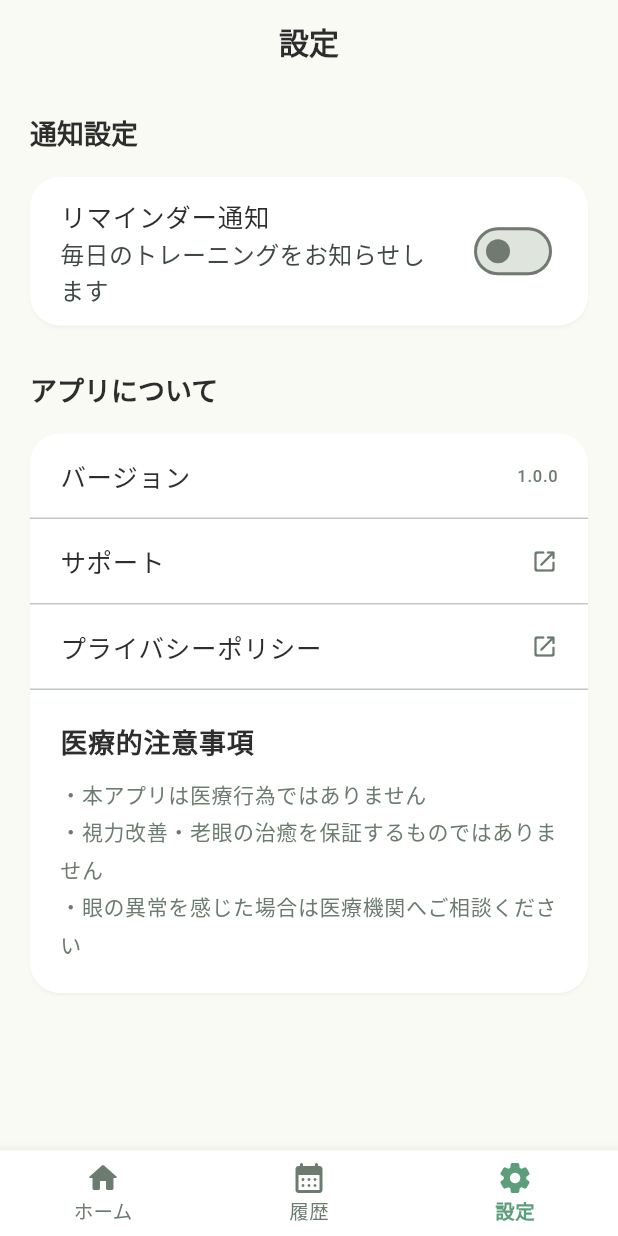
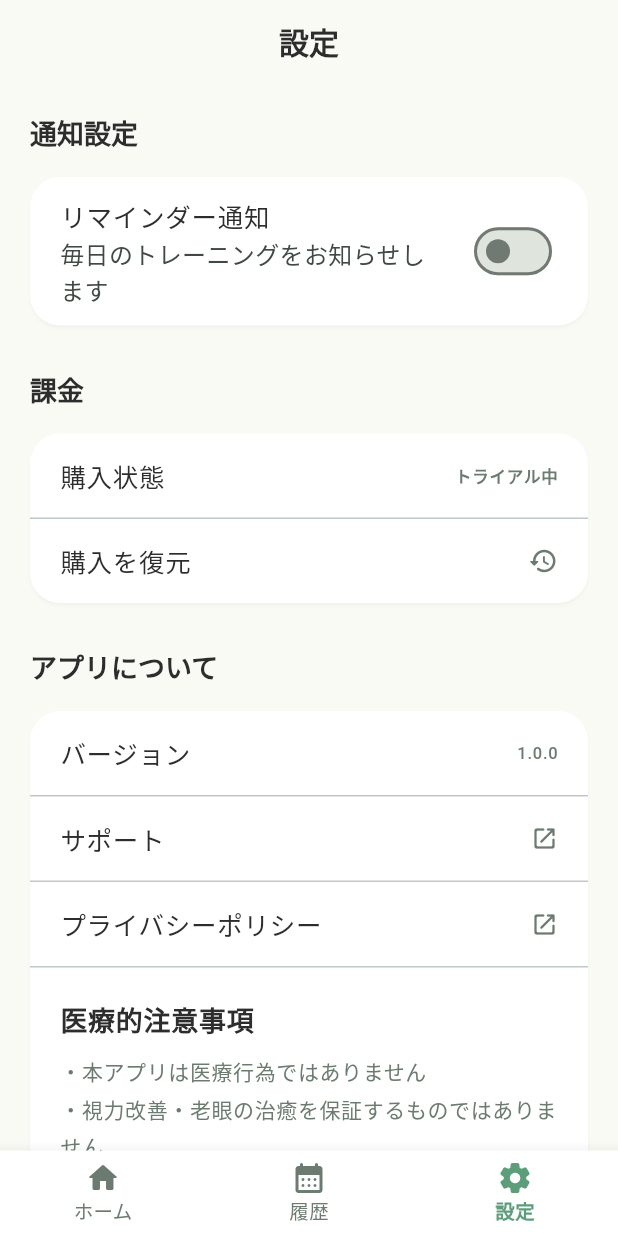
Before and after one commit to nakakei6439/focus-gym, a Flutter app: the SettingsScreen screen opened by its route, on a phone screen of 412 x 824 dp. Run offline on Flutter 3.47's test engine with Material 3 defaults, Android fonts, the phone set to English and light mode, and no system bars; our stand-ins replace flutter_local_notifications, go_router, hive, hive_flutter, in_app_purchase, table_calendar and 1 more; accounts and stored records are empty.

Commit message:
feat: 設定画面に課金セクション追加・/sim・/deviceコマンド追加
- settings_screen.dart: 購入状態表示と購入復元UIを追加
- COMMANDS.md: /sim・/device コマンドのドキュメントを追加
- Android不要ファイルを削除（iOS専用プロジェクト）

Co-Authored-By: Claude Sonnet 4.6 <noreply@anthropic.com>

```diff
--- a/lib/features/settings/settings_screen.dart
+++ b/lib/features/settings/settings_screen.dart
@@ -141,6 +141,43 @@ class _SettingsScreenState extends State<SettingsScreen> {
 
             const SizedBox(height: 24),
 
+            // 課金
+            Text('課金', style: Theme.of(context).textTheme.headlineSmall),
+            const SizedBox(height: 12),
+            Card(
+              child: Column(
+                children: [
+                  ListTile(
+                    title: const Text('購入状態',
+                        style: TextStyle(fontSize: 17)),
+                    trailing: Text(
+                      _purchase.isPurchased ? '購入済み' : 'トライアル中',
+                      style: TextStyle(
+                        color: _purchase.isPurchased
+                            ? AppTheme.primary
+                            : AppTheme.textSecondary,
+                        fontWeight: FontWeight.w600,
+                      ),
+                    ),
+                    contentPadding:
+                        const EdgeInsets.symmetric(horizontal: 20),
+                  ),
+                  const Divider(height: 1),
+                  ListTile(
+                    title: const Text('購入を復元',
+                        style: TextStyle(fontSize: 17)),
+                    trailing: const Icon(Icons.restore_rounded,
+                        size: 20, color: AppTheme.textSecondary),
+                    onTap: _restorePurchases,
+                    contentPadding:
+                        const EdgeInsets.symmetric(horizontal: 20),
+                  ),
+                ],
+              ),
+            ),
+
+            const SizedBox(height: 24),
+
             // アプリについて
             Text('アプリについて',
                 style: Theme.of(context).textTheme.headlineSmall),
```
Also changed, not shown: pubspec.lock, 28 other files.
